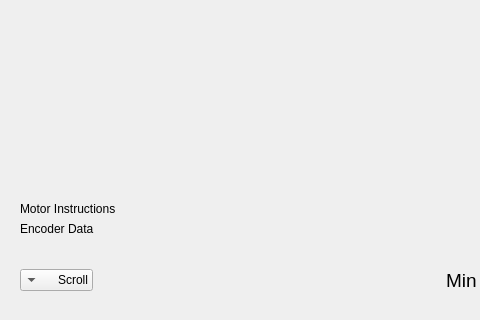
Above: frontend/MotorGraph.ui from YCP-Rev-Metrix/BallSpinner-Controller-v2 before the change; both pictures show x 0 to 480 and y 516 to 836 of the 873 by 836 pixel window. Below: the same form after it.
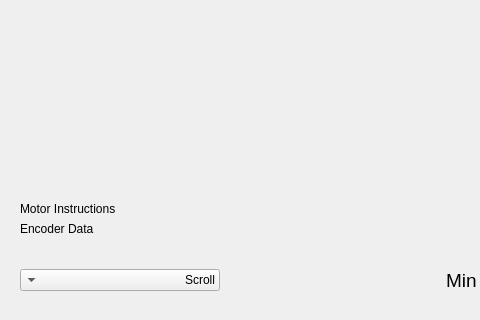
That is the form after the change. Custom widgets are drawn as their Qt base class.

Commit message: Fixing width issue

Diff of the .ui file:
```diff
--- a/frontend/MotorGraph.ui
+++ b/frontend/MotorGraph.ui
@@ -138,6 +138,12 @@
           <verstretch>0</verstretch>
          </sizepolicy>
         </property>
+        <property name="minimumSize">
+         <size>
+          <width>200</width>
+          <height>0</height>
+         </size>
+        </property>
         <property name="layoutDirection">
          <enum>Qt::RightToLeft</enum>
         </property>
```
The commit also changes 3 other files.
